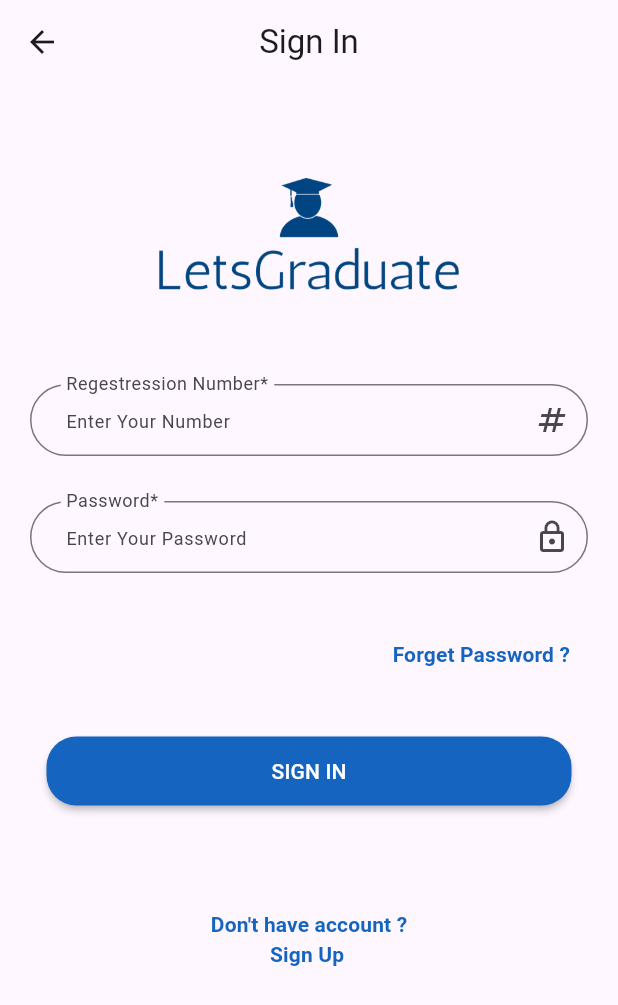
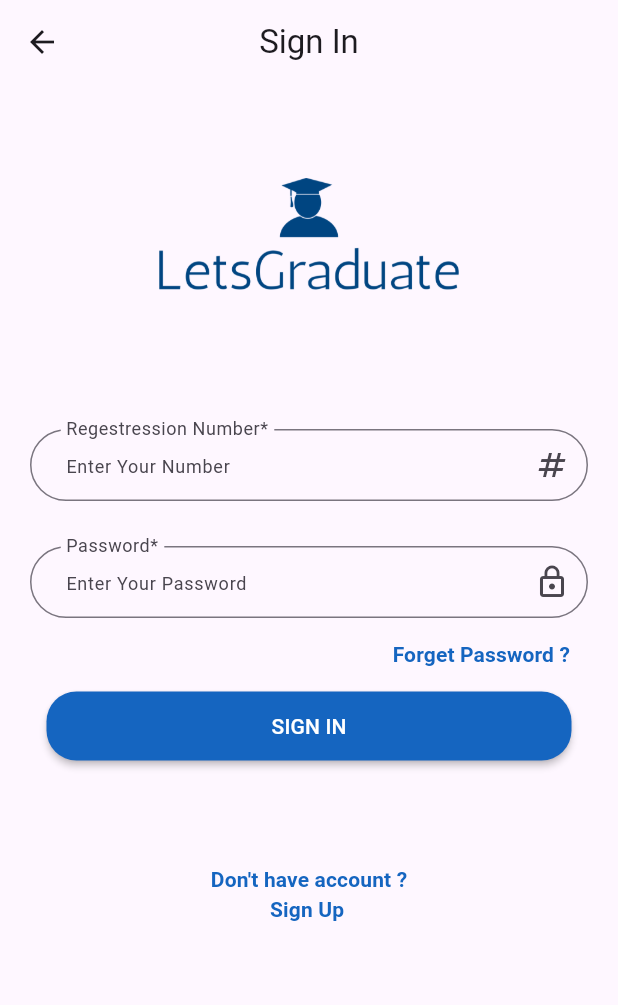
Before and after one commit to Omar-Qaneer/LetsGraduate_Mobile, a Flutter app: the Login screen opened by its route, on a phone screen of 412 x 824 dp. Shown: the top 1005 px of the screen. Run offline on Flutter 3.47's test engine with Material 3 defaults, Android fonts, the phone set to English and light mode, and no system bars; our stand-ins replace get, shared_preferences; accounts and stored records are empty.

Commit message:
Edit TextFormField Padding from top to bottom

```diff
--- a/lib/view/screen/auth/login.dart
+++ b/lib/view/screen/auth/login.dart
@@ -50,7 +50,7 @@ class Login extends StatelessWidget {
 
                 //forgetPassword_button
                 Padding(
-                    padding: const EdgeInsets.only(right: 20, bottom: 30),
+                    padding: const EdgeInsets.only(right: 20),
                     child: CustomTextButtonAuth(
                       textOfTextButton: "Forget Password ?",
                       alignment: Alignment.centerRight,
--- a/lib/view/widget/auth/customtextformauth.dart
+++ b/lib/view/widget/auth/customtextformauth.dart
@@ -18,7 +18,7 @@ class CustomTextFormAuth extends StatelessWidget {
   @override
   Widget build(BuildContext context) {
     return Padding(
-      padding: const EdgeInsets.only(right: 20, left: 20, bottom: 30),
+      padding: const EdgeInsets.only(right: 20, left: 20, top: 30),
       child: TextFormField(
         obscureText: obscureText,
         keyboardType: textInputType,
```
